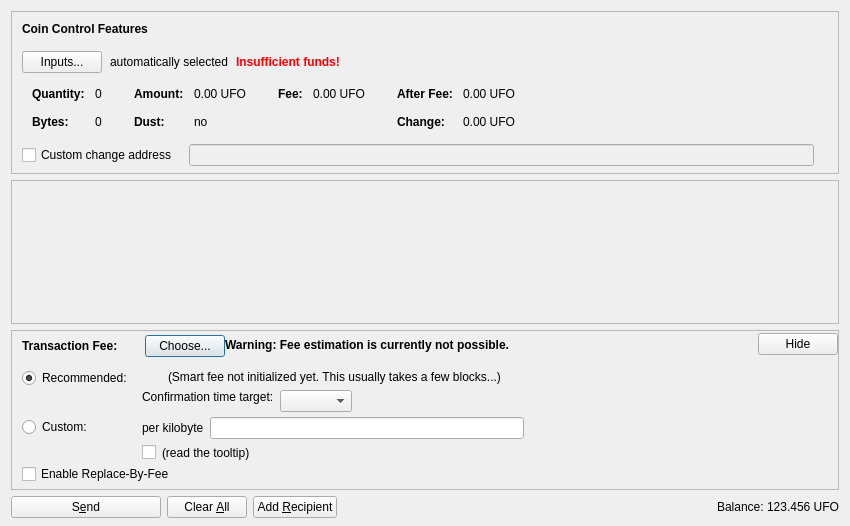
Old version of the form src/qt/forms/sendcoinsdialog.ui in the repository fiscalobject/ufo.
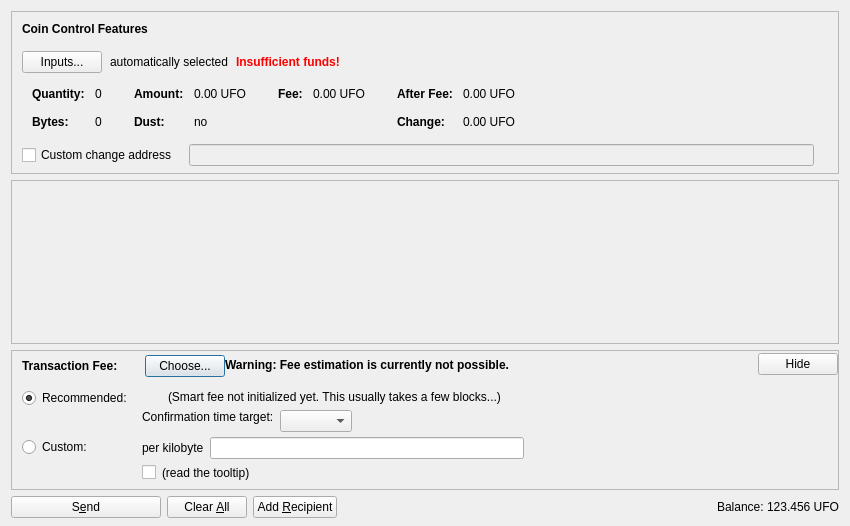
New version of the form. Icons and pictures are not drawn. Custom widgets are drawn as their Qt base class.

Commit message: Disable RBF by default

Diff of the .ui file:
```diff
--- a/src/qt/forms/sendcoinsdialog.ui
+++ b/src/qt/forms/sendcoinsdialog.ui
@@ -1105,16 +1105,6 @@
              </item>
             </layout>
            </item>
-           <item>
-            <widget class="QCheckBox" name="optInRBF">
-             <property name="text">
-              <string>Enable Replace-By-Fee</string>
-             </property>
-             <property name="toolTip">
-              <string>With Replace-By-Fee (BIP-125) you can increase a transaction's fee after it is sent. Without this, a higher fee may be recommended to compensate for increased transaction delay risk.</string>
-             </property>
-            </widget>
-           </item>
           </layout>
          </widget>
         </item>
```
The commit also changes 1 other file.
